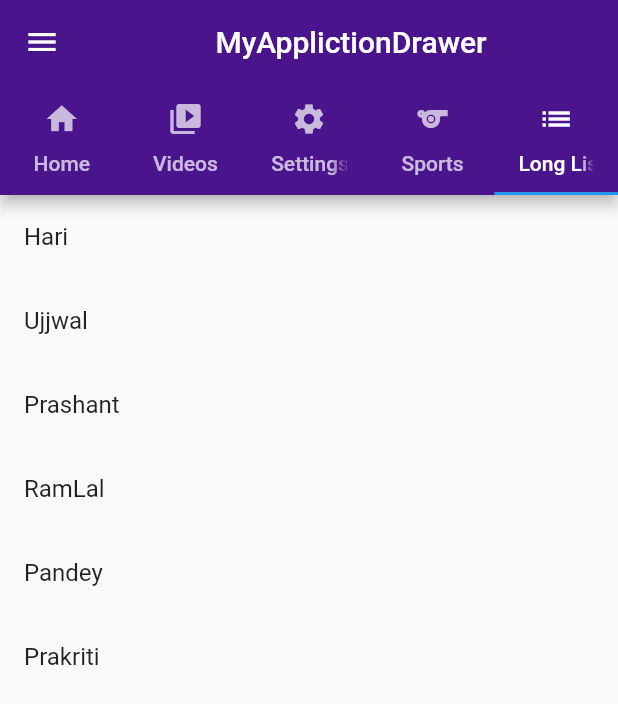
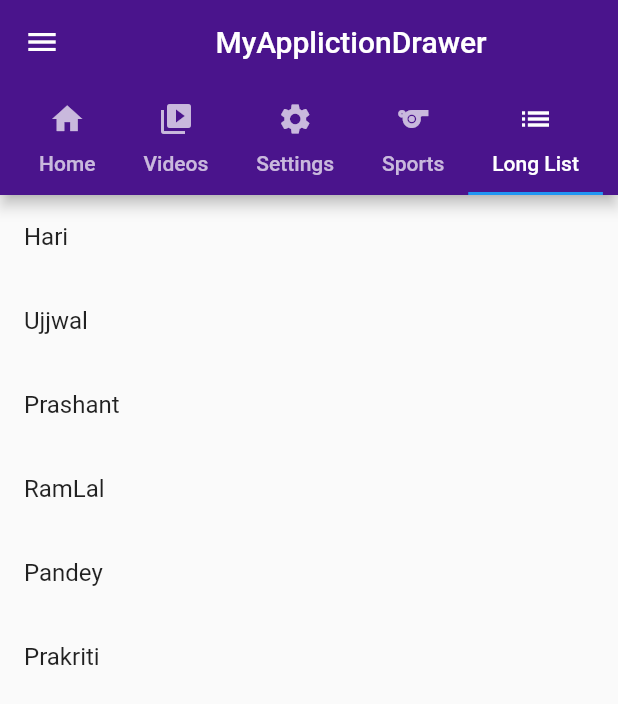
Before and after one commit to SidPndy/Flutter_practice, a Flutter app: the screen it shows after launch, tab 5 chosen, on a phone screen of 412 x 824 dp. Shown: the top 704 px of the screen. Run offline on Flutter 3.47's test engine with Material 2 defaults, Android fonts, the light colour scheme and no system bars.

Commit message:
navigator
Navigating long list item to a page

```diff
--- a/flutter_drawer_tabbar/lib/LongList.dart
+++ b/flutter_drawer_tabbar/lib/LongList.dart
@@ -6,8 +6,9 @@ class Names extends StatelessWidget {
   final List<String> name;
 
   final Function(String) onSelected;
+  final Function(Icon) nameIcon;
 
-  Names({this.name, this.onSelected});
+  Names({this.name, this.onSelected, this.nameIcon});
   @override
   Widget build(BuildContext context) {
     return ListView.builder(
@@ -40,14 +41,44 @@ class LongList extends StatelessWidget {
       onSelected: (studentName) {
         if (studentName == 'Ujjwal') {
           return Navigator.push(context, MaterialPageRoute(builder: (context) {
-            return Home();
+            return Ujjwal();
           }));
         } else if (studentName == 'Hari') {
           return Navigator.push(context, MaterialPageRoute(builder: (context) {
-            return Videos();
+            return Hari();
           }));
         }
       },
     );
   }
 }
+
+class Ujjwal extends StatelessWidget {
+  @override
+  Widget build(BuildContext context) {
+    return MaterialApp(
+      home: Scaffold(
+        appBar: AppBar(
+          backgroundColor: Colors.purple,
+          title: Text('Ujjwal'),
+          leading: Icon(Icons.person),
+        ),
+      ),
+    );
+  }
+}
+
+class Hari extends StatelessWidget {
+  @override
+  Widget build(BuildContext context) {
+    return MaterialApp(
+      home: Scaffold(
+        appBar: AppBar(
+          backgroundColor: Colors.purple,
+          title: Text('Hari'),
+          leading: Icon(Icons.person),
+        ),
+      ),
+    );
+  }
+}
--- a/flutter_drawer_tabbar/lib/main.dart
+++ b/flutter_drawer_tabbar/lib/main.dart
@@ -1,4 +1,5 @@
 import 'package:flutter/material.dart';
+//import 'package:flutter/services.dart';
 import 'Sports.dart';
 import 'Home.dart';
 import 'Settings.dart';
@@ -20,9 +21,10 @@ class MyApp extends StatelessWidget {
           appBar: AppBar(
             title: Center(child: Text('MyApplictionDrawer')),
             backgroundColor: Colors.purple[900],
+            brightness: Brightness.dark,
             bottom: TabBar(
               unselectedLabelColor: Colors.white70,
-              isScrollable: false,
+              isScrollable: true,
               tabs: [
                 Tab(
                   text: 'Home',
@@ -48,6 +50,7 @@ class MyApp extends StatelessWidget {
             ),
           ),
           drawer: Drawer(
+            child: Container(
               child: ListView(
                 children: [
                   UserAccountsDrawerHeader(
@@ -65,6 +68,10 @@ class MyApp extends StatelessWidget {
                     title: Text('Home'),
                     onTap: () {},
                   ),
+                  Divider(
+                    height: 10,
+                    color: Colors.grey,
+                  ),
                   ListTile(
                     leading: Icon(Icons.video_library),
                     title: Text('Videos'),
@@ -76,6 +83,7 @@ class MyApp extends StatelessWidget {
                     onTap: () {},
                   ),
                 ],
+              ),
             ),
           ),
           body: TabBarView(children: [
```
Lines whose indentation alone changed are shown as unchanged.
